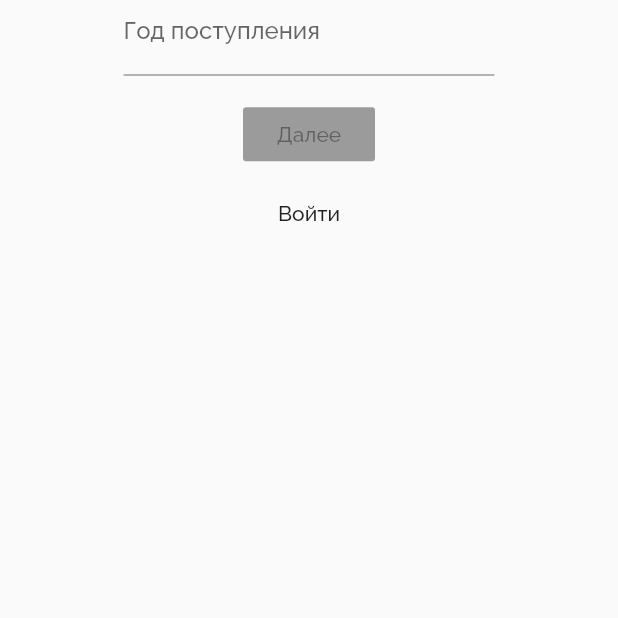
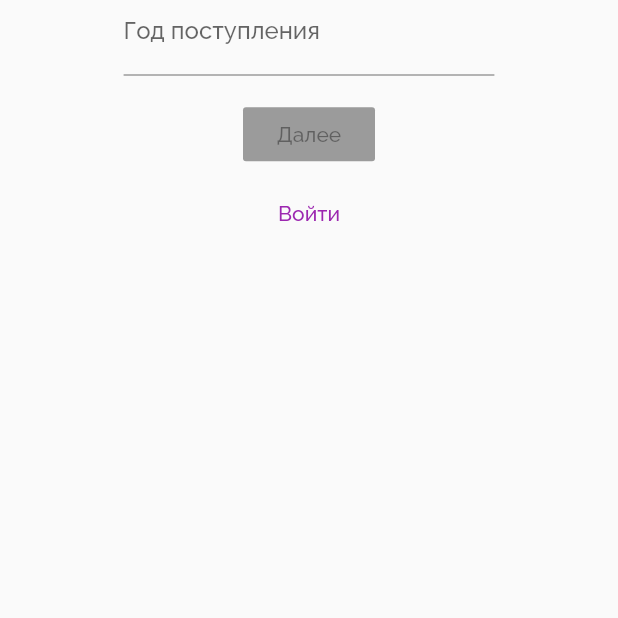
Before and after one commit to 5th-december/LSTU-Mobiled-App, a Flutter app: the screen it shows after launch, after a tap on "Регистрация", on a phone screen of 412 x 824 dp, the part 618-1236 px from its top. Run offline on Flutter 3.47's test engine with Material 2 defaults, Android fonts, the phone set to English and light mode, and no system bars; our stand-ins replace flutter_secure_storage; missing offline and left inert: dart:html.

```diff
--- a/lib/app.dart
+++ b/lib/app.dart
@@ -1,22 +1,29 @@
 import 'package:flutter/material.dart';
 import 'page/authorization_page.dart';
 import 'page/basic/page_skeleton.dart';
+import 'app_theme.dart';
+import 'router_path.dart';
 
-class LkApp extends StatelessWidget
-{
+class LkApp extends StatefulWidget {
+  @override
+  _LkAppState createState() => _LkAppState();
+}
+
+class _LkAppState extends State<LkApp> {
+  final RouteObserver<Route> appRouteObserver = new RouteObserver<Route>();
+
   Widget build(BuildContext context) {
     return MaterialApp(
       title: 'LkApp',
-      theme: ThemeData(
-        primarySwatch: Colors.purple,
-        fontFamily: 'Raleway'
-      ),
+      theme: lkAppTheme(),
       routes: {
-        '/register': (context) => RegisterPage(),
-        '/login': (context) => LoginPage(),
-        '/create-account': (context) => PageSkeleton(body: null)
+        RouterPathContainer.appRegisterPage: (context) => RegisterPage(),
+        RouterPathContainer.appLoginPage: (context) => LoginPage(),
+        RouterPathContainer.appCreateAccount: (context) =>
+            PageSkeleton(body: null)
       },
       initialRoute: '/login',
+      navigatorObservers: [appRouteObserver],
     );
   }
 }
--- /dev/null
+++ b/lib/app_theme.dart
@@ -0,0 +1,4 @@
+import 'package:flutter/material.dart';
+
+ThemeData lkAppTheme() =>
+    ThemeData(primarySwatch: Colors.purple, fontFamily: 'Raleway');
--- a/lib/main.dart
+++ b/lib/main.dart
@@ -1,6 +1,13 @@
 import 'package:flutter/material.dart';
 import 'app.dart';
+import 'store/app_state_container.dart';
+import 'service/app_init.dart';
 
-void main() {
-  runApp(LkApp());
+Future<void> main() async {
+  await AppInit.initApp();
+
+  runApp(AppStateContainer(
+    child: LkApp(),
+    blocLibrary: null,
+  ));
 }
--- a/lib/page/authorization_page.dart
+++ b/lib/page/authorization_page.dart
@@ -2,36 +2,32 @@ import 'package:flutter/material.dart';
 import 'basic/page_skeleton.dart';
 import '../widget/login_form_widget.dart';
 import '../widget/register_form_widget.dart';
+import '../store/app_state_container.dart';
 
-class LoginPage extends StatelessWidget
-{
+class LoginPage extends StatelessWidget {
   @override
   Widget build(BuildContext context) => AuthorizationPage(LoginFormWidget());
 }
 
-class RegisterPage extends StatelessWidget
-{
+class RegisterPage extends StatelessWidget {
   @override
   Widget build(BuildContext context) => AuthorizationPage(RegisterFormWidget());
 }
 
-class AuthorizationPage extends StatefulWidget
-{
+class AuthorizationPage extends StatefulWidget {
   final Widget authorizationForm;
 
   AuthorizationPage(this.authorizationForm);
 
   @override
-  _AuthorizationPage createState() => _AuthorizationPage(this.authorizationForm);
+  _AuthorizationPage createState() =>
+      _AuthorizationPage(this.authorizationForm);
 }
 
 class _AuthorizationPage extends State<AuthorizationPage> {
-
   Widget authorizationForm;
 
-  String authorizationActionName;
-
-  String defineOppositeAuthorizationActionName() {
+  String getOppositeActionName() {
     if (this.authorizationForm.runtimeType == LoginFormWidget) {
       return 'Регистрация';
     } else if (this.authorizationForm.runtimeType == RegisterFormWidget) {
@@ -41,20 +37,15 @@ class _AuthorizationPage extends State<AuthorizationPage> {
     }
   }
 
-  void changeAuthorizationType() {
-    setState(() {
+  void changeAuthorizationType() => setState(() {
         if (this.authorizationForm.runtimeType == LoginFormWidget) {
           this.authorizationForm = RegisterFormWidget();
         } else if (this.authorizationForm.runtimeType == RegisterFormWidget) {
           this.authorizationForm = LoginFormWidget();
         }
-      this.authorizationActionName = defineOppositeAuthorizationActionName();
       });
-  }
 
-  _AuthorizationPage(this.authorizationForm) {
-    this.authorizationActionName = defineOppositeAuthorizationActionName();
-  }
+  _AuthorizationPage(this.authorizationForm);
 
   Widget build(BuildContext context) {
     return PageSkeleton(
@@ -63,24 +54,21 @@ class _AuthorizationPage extends State<AuthorizationPage> {
       children: [
         Container(
           padding: EdgeInsets.symmetric(
-              horizontal: MediaQuery.of(context).size.width * 0.2
-            ),
+              horizontal: MediaQuery.of(context).size.width * 0.2),
           child: Column(
             children: [
               this.authorizationForm,
               Padding(
                 padding: EdgeInsets.only(top: 5),
-                  child: FlatButton(
+                child: TextButton(
                   onPressed: this.changeAuthorizationType,
-                    child: Text(this.authorizationActionName),
+                  child: Text(getOppositeActionName()),
                 ),
               )
             ],
           ),
         )
       ],
-      )
-    );
+    ));
   }
-
 }
--- /dev/null
+++ b/lib/router_path.dart
@@ -0,0 +1,5 @@
+class RouterPathContainer {
+  static String appRegisterPage = '/register';
+  static String appLoginPage = '/login';
+  static String appCreateAccount = '/create-account';
+}
--- /dev/null
+++ b/lib/service/app_init.dart
@@ -0,0 +1,3 @@
+class AppInit {
+  static Future<void> initApp() {}
+}
--- a/lib/store/app_state_container.dart
+++ b/lib/store/app_state_container.dart
@@ -1,45 +1,36 @@
 import 'package:flutter/material.dart';
 import 'bloc_container.dart';
 
-class AppStateContainer extends StatefulWidget
-{
-  final Widget childWidget;
-  final BlocContainer blocContainer;
+class AppStateContainer extends StatefulWidget {
+  final Widget child;
+  final BlocContainer blocLibrary;
 
-  AppStateContainer({
-    Key key,
-    this.childWidget,
-    this.blocContainer
-  }): super(key: key);
+  AppStateContainer({Key key, @required this.child, @required this.blocLibrary})
+      : super(key: key);
 
   @override
   State<StatefulWidget> createState() => AppState();
 
   static AppState of(BuildContext context) {
-    return (context.dependOnInheritedWidgetOfExactType<AppStateContainerInherited>(aspect: AppStateContainerInherited)).appState;
+    AppStateContainerInherited inherited = context
+        .dependOnInheritedWidgetOfExactType<AppStateContainerInherited>();
+    return inherited.appState;
   }
 }
 
-class AppStateContainerInherited extends InheritedWidget
-{
+class AppStateContainerInherited extends InheritedWidget {
   final AppState appState;
-  final BlocContainer blocContainer;
-  final Widget child;
 
-  AppStateContainerInherited({
-    Key key,
-    this.appState,
-    this.blocContainer,
-    this.child
-  }): super(key: key, child: child);
+  AppStateContainerInherited(
+      {Key key, @required this.appState, @required child})
+      : super(key: key, child: child);
 
   @override
-  bool updateShouldNotify(AppStateContainerInherited old) => old.appState != this.appState;
+  bool updateShouldNotify(AppStateContainerInherited old) => true;
 }
 
-class AppState extends State<AppStateContainer>
-{
-  BlocContainer get blockContainer => widget.blocContainer;
+class AppState extends State<AppStateContainer> {
+  BlocContainer get blocLibrary => widget.blocLibrary;
 
   // global defined values here
   // bloc container access by AppStateContainer.of(context).blockContainer
@@ -48,8 +39,7 @@ class AppState extends State<AppStateContainer>
   Widget build(BuildContext context) {
     return AppStateContainerInherited(
       appState: this,
-      blocContainer: widget.blocContainer,
-      child: widget.childWidget,
+      child: widget.child,
     );
   }
 }
--- a/pubspec.yaml
+++ b/pubspec.yaml
@@ -23,6 +23,8 @@ environment:
 dependencies:
   flutter:
     sdk: flutter
+  flutter_secure_storage: ^4.1.0
+  flutter_redux: ^0.7.0
 
 
   # The following adds the Cupertino Icons font to your application.
```
Also changed, not shown: lib/service/jwt_manager.dart (added, +43 -0 lines), pubspec.lock. Lines whose indentation alone changed are shown as unchanged.
